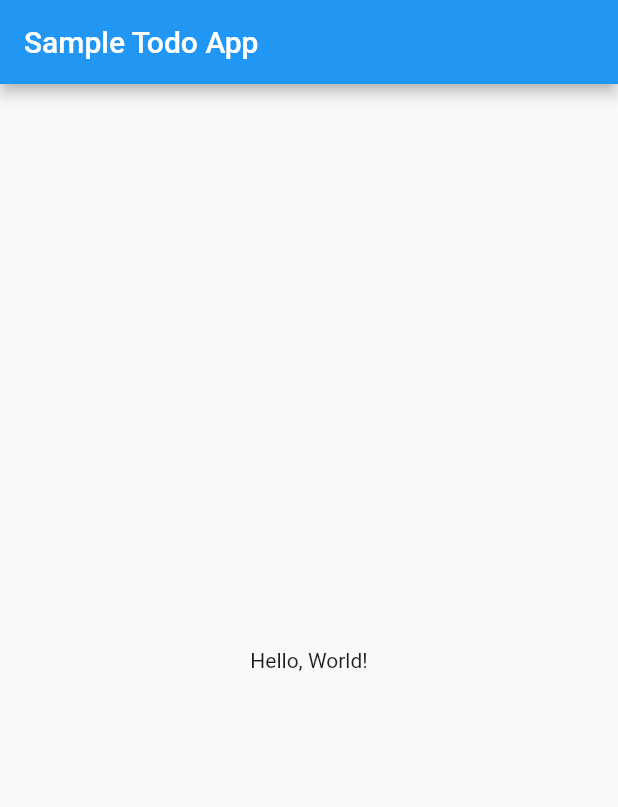
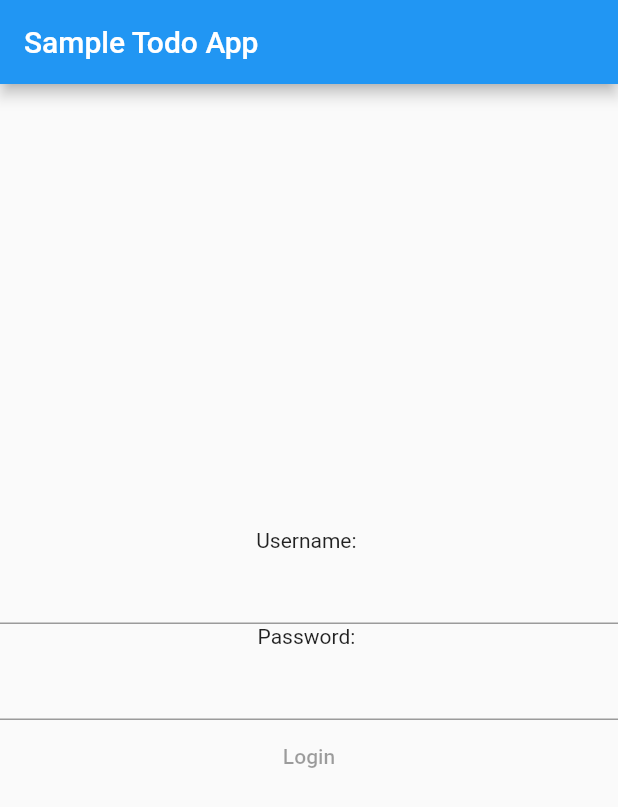
Before and after one commit to prp-e/sample_todo_app, a Flutter app: the screen it shows after launch, on a phone screen of 412 x 824 dp. Shown: the top 807 px of the screen. Run offline on Flutter 3.47's test engine with Material 2 defaults, Android fonts, the phone set to English and light mode, and no system bars.

Commit message:
Got the form

```diff
--- a/TodoApp/lib/main.dart
+++ b/TodoApp/lib/main.dart
@@ -13,9 +13,31 @@ class TodoApp extends StatelessWidget {
           appBar: AppBar(
             title: Text('Sample Todo App'),
           ),
-          body: Center(
-            child: Text("Hello, World!"),
-          ),
+          body: LoginState(),
         ));
   }
 }
+
+class LoginState extends StatefulWidget {
+  _LoginPage createState() => _LoginPage();
+}
+
+class _LoginPage extends State<LoginState> {
+  @override
+  Widget build(BuildContext context) {
+    return Scaffold(
+      body: Center(
+        child: Column(
+          mainAxisAlignment: MainAxisAlignment.center,
+          children: <Widget>[
+            Text("Username: "),
+            TextField(),
+            Text("Password: "),
+            TextField(),
+            FlatButton(onPressed: null, child: Text("Login"))
+          ],
+        ),
+      ),
+    );
+  }
+}
```
